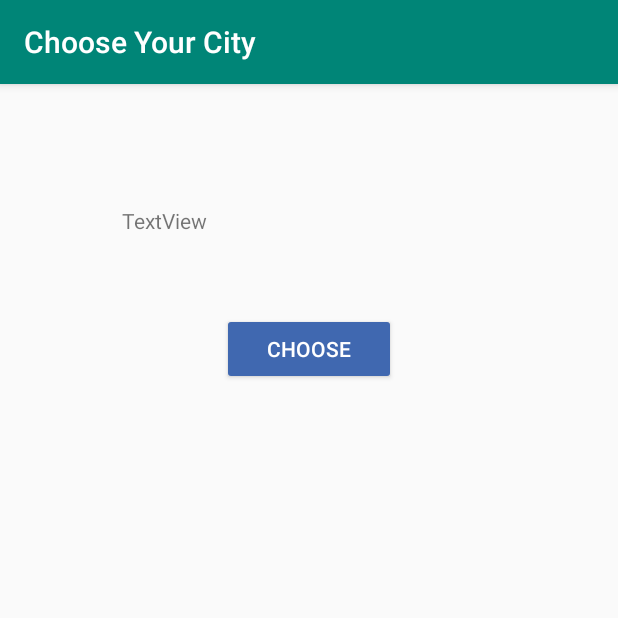
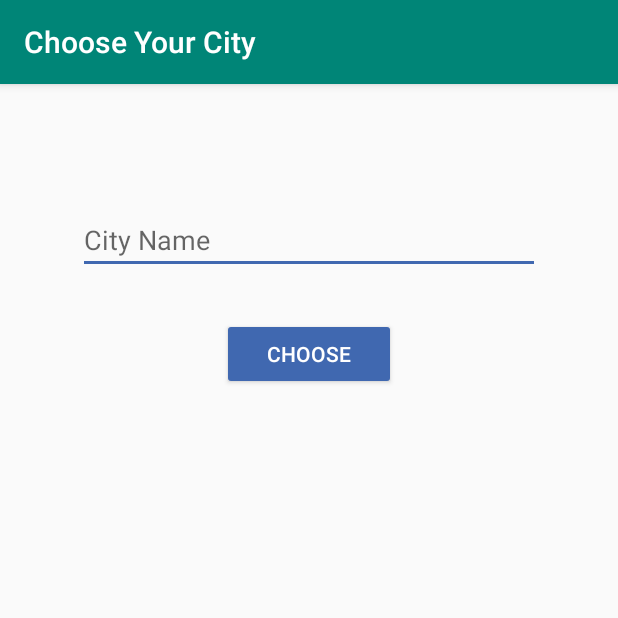
Before and after one commit to snehasi/C-ma, an Android app: the CitySelectActivity screen opened directly, with no data from a screen before it, on a phone screen of 412 x 824 dp, the top half of it. Run offline under Robolectric (Android 15) with nearby library versions, the phone set to English and light mode, and no system bars.

Commit message:
Some fixes in text city select

```diff
--- a/app/src/main/res/layout/activity_city_select.xml
+++ b/app/src/main/res/layout/activity_city_select.xml
@@ -6,27 +6,32 @@
     android:layout_height="match_parent"
     tools:context=".CitySelectActivity">
 
-    <TextView
-        android:id="@+id/textView2"
-        android:layout_width="wrap_content"
-        android:layout_height="wrap_content"
-        android:layout_marginTop="81dp"
-        android:width="250dp"
-        android:height="30dp"
-        android:text="TextView"
-        app:layout_constraintEnd_toEndOf="parent"
-        app:layout_constraintStart_toStartOf="parent"
-        app:layout_constraintTop_toTopOf="parent" />
-
     <Button
-        android:id="@+id/button"
+        android:id="@+id/citySubmitButton"
         style="@style/Widget.AppCompat.Button.Colored"
         android:layout_width="wrap_content"
         android:layout_height="wrap_content"
-        android:layout_marginTop="41dp"
+        android:layout_marginTop="29dp"
+        android:onClick="submitCityName"
         android:paddingHorizontal="30dp"
         android:text="@string/choose"
         app:layout_constraintEnd_toEndOf="parent"
         app:layout_constraintStart_toStartOf="parent"
-        app:layout_constraintTop_toBottomOf="@+id/textView2" />
+        app:layout_constraintTop_toBottomOf="@+id/cityTextView" />
+
+    <EditText
+        android:id="@+id/cityTextView"
+        android:layout_width="0dp"
+        android:layout_height="wrap_content"
+        android:layout_marginStart="52dp"
+        android:layout_marginLeft="52dp"
+        android:layout_marginTop="81dp"
+        android:layout_marginEnd="52dp"
+        android:layout_marginRight="52dp"
+        android:ems="10"
+        android:hint="City Name"
+        android:inputType="textPersonName"
+        app:layout_constraintEnd_toEndOf="parent"
+        app:layout_constraintStart_toStartOf="parent"
+        app:layout_constraintTop_toTopOf="parent" />
 </android.support.constraint.ConstraintLayout>
```
Also changed, not shown: app/src/main/java/com/donut/cma/CitySelectActivity.java (+32 -0 lines).
